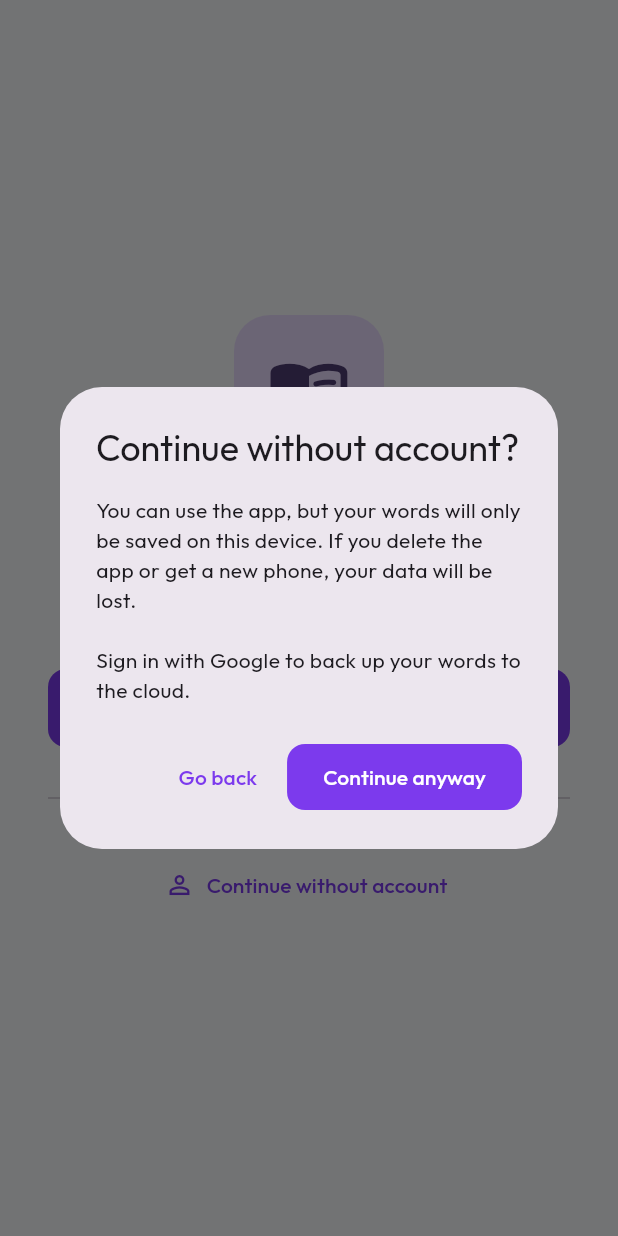
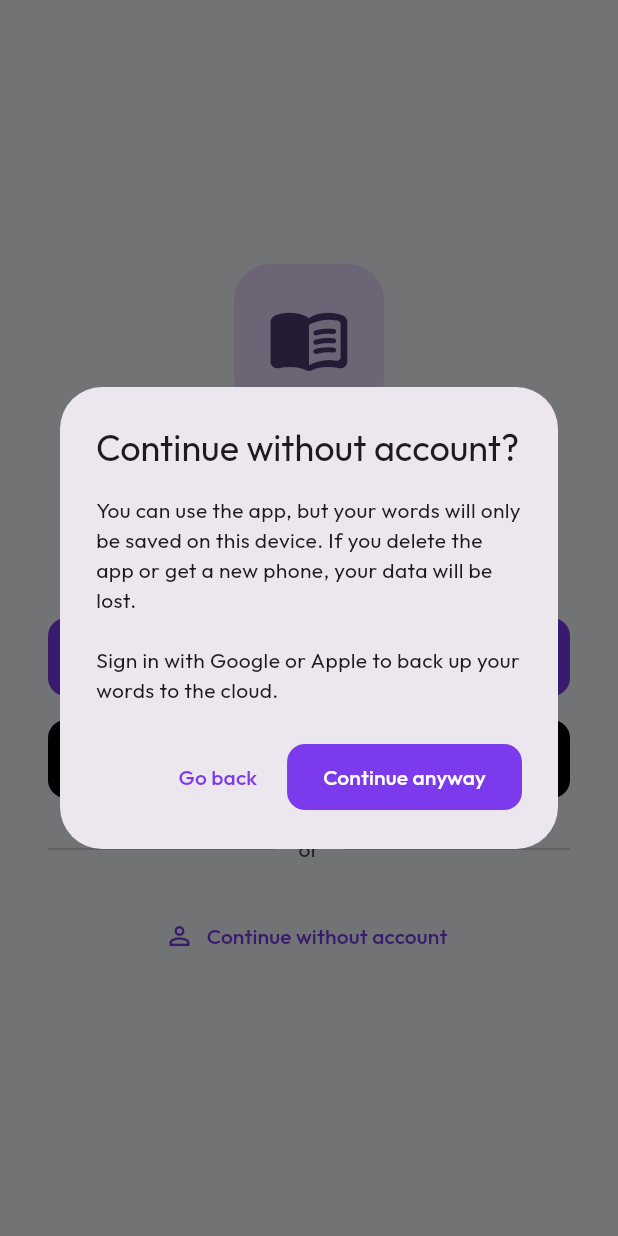
Before and after one commit to hsmoallem/AI-vocab-builder, a Flutter app: the screen it shows after launch, after a tap on "Continue without account", on a phone screen of 412 x 824 dp. Run offline on Flutter 3.47's test engine with Material 3 defaults, Android fonts, the phone set to English and light mode, and no system bars; our stand-ins replace cloud_firestore, dropdown_button2, firebase_auth, firebase_core, font_awesome_flutter, go_router and 8 more; missing offline and left inert: dart:html, flutter_pdfview, google_mlkit_language_id, syncfusion_flutter_pdf, syncfusion_flutter_pdfviewer; accounts and stored records are empty.

Commit message:
feat: implement Sign In with Apple across mobile and web apps

```diff
--- a/lib/config/app_strings.dart
+++ b/lib/config/app_strings.dart
@@ -41,6 +41,11 @@ class AppStrings {
     if (locale == 'ar') return 'تسجيل الدخول بـ Google';
     return 'Sign in with Google';
   }
+  String get signInWithApple {
+    if (locale == 'de') return 'Mit Apple anmelden';
+    if (locale == 'ar') return 'تسجيل الدخول بـ Apple';
+    return 'Continue with Apple';
+  }
   String get continueWithoutAccount {
     if (locale == 'de') return 'Ohne Konto fortfahren';
     if (locale == 'ar') return 'متابعة بدون حساب';
@@ -56,15 +61,15 @@ class AppStrings {
       return 'Du kannst die App nutzen, aber deine Wörter werden nur auf diesem '
           'Gerät gespeichert. Wenn du die App löschst oder ein neues Handy '
           'bekommst, gehen deine Daten verloren.\n\n'
-          'Melde dich mit Google an, um deine Wörter in der Cloud zu sichern.';
+          'Melde dich mit Google oder Apple an, um deine Wörter in der Cloud zu sichern.';
     if (locale == 'ar')
       return 'يمكنك استخدام التطبيق، لكن كلماتك ستحفظ فقط على هذا الجهاز. '
           'إذا حذفت التطبيق أو حصلت على هاتف جديد، ستفقد بياناتك.\n\n'
-          'سجل الدخول بـ Google لحفظ كلماتك في السحابة.';
+          'سجل الدخول بـ Google أو Apple لحفظ كلماتك في السحابة.';
     return 'You can use the app, but your words will only be saved on this '
         'device. If you delete the app or get a new phone, your data will '
         'be lost.\n\n'
-        'Sign in with Google to back up your words to the cloud.';
+        'Sign in with Google or Apple to back up your words to the cloud.';
   }
   String get goBack {
     if (locale == 'de') return 'Zurück';
@@ -82,6 +87,13 @@ class AppStrings {
     if (locale == 'ar')
       return 'تسجيل Google غير متاح — Firebase غير مهيأ';
     return 'Google sign-in not available — Firebase not configured';
+  }
+  String get appleNotAvailable {
+    if (locale == 'de')
+      return 'Apple-Anmeldung nicht verfügbar — Firebase nicht konfiguriert';
+    if (locale == 'ar')
+      return 'تسجيل Apple غير متاح — Firebase غير مهيأ';
+    return 'Apple sign-in not available — Firebase not configured';
   }
 
   // ── Home ──────────────────────────────────────────────────────────
--- a/lib/screens/login_screen.dart
+++ b/lib/screens/login_screen.dart
@@ -9,6 +9,7 @@ import 'package:provider/provider.dart';
 import 'package:go_router/go_router.dart';
 import '../providers/auth_provider.dart';
 import '../services/firebase_service.dart';
+import '../config/app_strings.dart';
 import 'home_screen.dart';
 
 class LoginScreen extends StatelessWidget {
@@ -72,9 +73,30 @@ class LoginScreen extends StatelessWidget {
                           child: FilledButton.icon(
                             onPressed: () => _handleGoogleSignIn(context),
                             icon: const Icon(Icons.login),
-                            label: const Text(
-                              'Continue with Google',
-                              style: TextStyle(fontSize: 16),
+                            label: Text(
+                              AppStrings.of(context).signInWithGoogle,
+                              style: const TextStyle(fontSize: 16),
+                            ),
+                          ),
+                        ),
+                        const SizedBox(height: 16),
+                        SizedBox(
+                          width: double.infinity,
+                          height: 52,
+                          child: FilledButton.icon(
+                            style: FilledButton.styleFrom(
+                              backgroundColor: theme.brightness == Brightness.dark
+                                  ? Colors.white
+                                  : Colors.black,
+                              foregroundColor: theme.brightness == Brightness.dark
+                                  ? Colors.black
+                                  : Colors.white,
+                            ),
+                            onPressed: () => _handleAppleSignIn(context),
+                            icon: const Icon(Icons.apple, size: 24),
+                            label: Text(
+                              AppStrings.of(context).signInWithApple,
+                              style: const TextStyle(fontSize: 16, fontWeight: FontWeight.w600),
                             ),
                           ),
                         ),
@@ -147,12 +169,24 @@ class LoginScreen extends StatelessWidget {
   Future<void> _handleGoogleSignIn(BuildContext context) async {
     if (!FirebaseService.instance.isInitialized) {
       ScaffoldMessenger.of(context).showSnackBar(
-        const SnackBar(content: Text('Google sign-in not available — Firebase not configured')),
+        SnackBar(content: Text(AppStrings.of(context).googleNotAvailable)),
       );
       return;
     }
     final auth = context.read<AuthProvider>();
     final success = await auth.signInWithGoogle();
+    if (success && context.mounted) _goToHome(context);
+  }
+
+  Future<void> _handleAppleSignIn(BuildContext context) async {
+    if (!FirebaseService.instance.isInitialized) {
+      ScaffoldMessenger.of(context).showSnackBar(
+        SnackBar(content: Text(AppStrings.of(context).appleNotAvailable)),
+      );
+      return;
+    }
+    final auth = context.read<AuthProvider>();
+    final success = await auth.signInWithApple();
     if (success && context.mounted) _goToHome(context);
   }
 
@@ -166,21 +200,16 @@ class LoginScreen extends StatelessWidget {
     final proceed = await showDialog<bool>(
       context: context,
       builder: (ctx) => AlertDialog(
-        title: const Text('Continue without account?'),
-        content: const Text(
-          'You can use the app, but your words will only be saved on this '
-          'device. If you delete the app or get a new phone, your data will '
-          'be lost.\n\n'
-          'Sign in with Google to back up your words to the cloud.',
-        ),
+        title: Text(AppStrings.of(ctx).anonymousWarningTitle),
+        content: Text(AppStrings.of(ctx).anonymousWarningBody),
         actions: [
           TextButton(
             onPressed: () => Navigator.pop(ctx, false),
-            child: const Text('Go back'),
+            child: Text(AppStrings.of(ctx).goBack),
           ),
           FilledButton(
             onPressed: () => Navigator.pop(ctx, true),
-            child: const Text('Continue anyway'),
+            child: Text(AppStrings.of(ctx).continueAnyway),
           ),
         ],
       ),
```
Also changed, not shown: lib/providers/auth_provider.dart (+10 -0 lines), lib/services/firebase_service.dart (+22 -0 lines).
